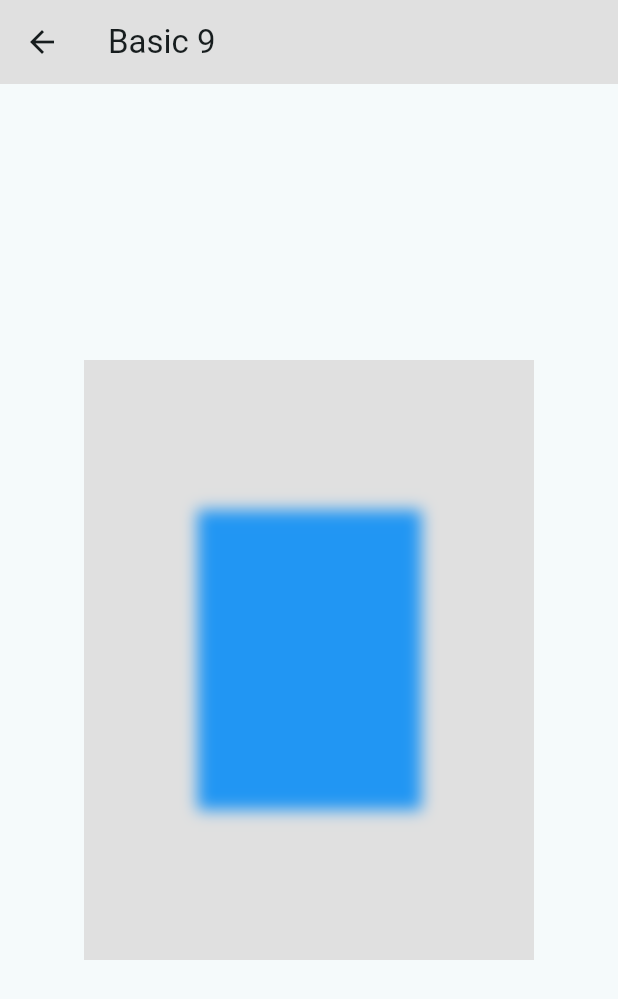
After one commit to VaibhavVadle/flutter_playground, a Flutter app: the screen it shows after launch, after a tap on "Basic 9", on a phone screen of 412 x 824 dp. The commit adds this screen. Shown: the top 999 px of the screen. Run offline on Flutter 3.47's test engine with Material 3 defaults, Android fonts, the phone set to English and light mode, and no system bars.

Commit message:
Added paint basic & blur effect on canvas

```diff
--- /dev/null
+++ b/lib/basics/basic_nine.dart
@@ -0,0 +1,73 @@
+import 'package:flutter/material.dart';
+
+class BasicNine extends StatelessWidget {
+  const BasicNine({
+    super.key,
+    required this.title,
+  });
+
+  final String title;
+
+  @override
+  Widget build(BuildContext context) {
+    return Scaffold(
+      appBar: AppBar(
+        title: Text(title),
+      ),
+      body: Center(
+        child: Container(
+          color: Colors.grey.shade300,
+          child: CustomPaint(
+            // painter: BasicPainter(),
+            painter: BlurEffectPainter(),
+            size: Size(300, 400),
+          ),
+        ),
+      ),
+    );
+  }
+}
+
+class BasicPainter extends CustomPainter {
+  @override
+  void paint(Canvas canvas, Size size) {
+    Paint paint = Paint();
+    paint.color = Colors.black;
+    paint.style = PaintingStyle.stroke;
+    paint.strokeWidth = 10;
+    paint.strokeCap = StrokeCap.round;
+    paint.strokeJoin = StrokeJoin.miter;
+    paint.strokeMiterLimit = 2;
+    canvas.drawPath(
+        Path()
+          ..lineTo(size.width / 2, size.height / 2)
+          ..lineTo(size.width / 2, 0),
+        paint);
+  }
+
+  @override
+  bool shouldRepaint(covariant CustomPainter oldDelegate) => true;
+}
+
+class BlurEffectPainter extends CustomPainter {
+  @override
+  void paint(Canvas canvas, Size size) {
+    Paint paint = Paint();
+    paint.color = Colors.blue;
+
+    // Mask filter will add gaussian blur effect
+    paint.maskFilter = MaskFilter.blur(BlurStyle.normal, 5);
+
+    canvas.drawPath(
+        Path()
+          ..addRect(Rect.fromCenter(
+            center: Offset(size.width / 2, size.height / 2),
+            width: size.width / 2,
+            height: size.height / 2,
+          )),
+        paint);
+  }
+
+  @override
+  bool shouldRepaint(covariant CustomPainter oldDelegate) => true;
+}
--- a/lib/home_screen.dart
+++ b/lib/home_screen.dart
@@ -2,6 +2,7 @@ import 'package:flutter/material.dart';
 import 'package:flutter_playground/basics/basic_eight.dart';
 import 'package:flutter_playground/basics/basic_five.dart';
 import 'package:flutter_playground/basics/basic_four.dart';
+import 'package:flutter_playground/basics/basic_nine.dart';
 import 'package:flutter_playground/basics/basic_one.dart';
 import 'package:flutter_playground/basics/basic_seven.dart';
 import 'package:flutter_playground/basics/basic_six.dart';
@@ -112,6 +113,17 @@ class HomeScreen extends StatelessWidget {
                 },
                 child: Text("Basic 8"),
               ),
+              ElevatedButton(
+                onPressed: () {
+                  Navigator.push(
+                    context,
+                    MaterialPageRoute(
+                      builder: (context) => BasicNine(title: "Basic 9"),
+                    ),
+                  );
+                },
+                child: Text("Basic 9"),
+              ),
             ],
           ),
         ),
```
